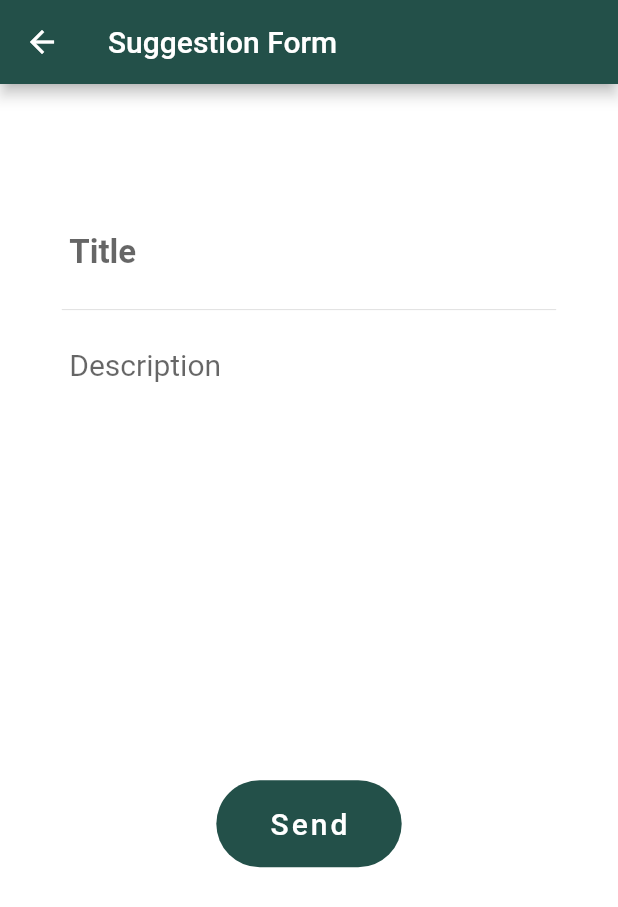
After one commit to ibrahimzainab/senior_project, a Flutter app: the MainPage screen opened by its route, after a tap on "Need a suggestion?", on a phone screen of 412 x 824 dp. The commit adds this screen. Shown: the top 907 px of the screen. Run offline on Flutter 3.47's test engine with Material 2 defaults, Android fonts, the phone set to English and light mode, and no system bars; our stand-ins replace flutter_local_notifications, flutter_spinkit, fluttertoast, shared_preferences, timezone, weather; accounts and stored records are empty; network calls fail.

Commit message:
minor changes

```diff
--- /dev/null
+++ b/lib/Screens/MainPage/components/suggestion.dart
@@ -0,0 +1,84 @@
+import 'package:flutter/material.dart';
+import 'package:senior_project/Screens/Welcome/components/roundedbutton.dart';
+
+import '../../../constants.dart';
+
+class SuggestionForm extends StatefulWidget {
+  @override
+  _SuggestionFormState createState() => _SuggestionFormState();
+}
+
+class _SuggestionFormState extends State<SuggestionForm> {
+  @override
+  Widget build(BuildContext context) {
+    Size size = MediaQuery.of(context).size;
+    return Scaffold(
+      appBar: AppBar(
+        title: Text('Suggestion Form'),
+      ),
+      body: Padding(
+        padding: EdgeInsets.fromLTRB(size.width*0.1, size.height*0.1, size.width*0.1, 0),
+        child: Column(
+          crossAxisAlignment: CrossAxisAlignment.start,
+          children: [
+            Flexible(
+              child: Container(
+                padding: EdgeInsets.all(5),
+                child: TextField(
+                  onSubmitted: (value) {},
+                  maxLines: 1,
+                  style: TextStyle(
+                    color: Colors.black,
+                    fontSize: 22,
+                    fontWeight: FontWeight.bold,
+                  ),
+                  cursorColor: Colors.blue,
+                  decoration: InputDecoration(
+                    hintText: 'Title',
+                    border: InputBorder.none,
+                  ),
+                ),
+              ),
+            ),
+            Divider(),
+            Flexible(
+              child: Container(
+                padding: EdgeInsets.all(5),
+                child: TextField(
+                  maxLines: 300,
+                  style: TextStyle(color: Colors.black, fontSize: 20),
+                  decoration: InputDecoration(
+                    hintText: 'Description',
+                    border: InputBorder.none,
+                  ),
+                  cursorColor: Colors.blue,
+                ),
+              ),
+            ),
+            Center(
+              child: Container(
+                margin: EdgeInsets.symmetric(vertical: 10),
+                padding: EdgeInsets.symmetric(horizontal: 20, vertical: 5),
+                width: size.width * 0.3,
+                decoration: BoxDecoration(
+                  color: kPrimaryColor,
+                  borderRadius: BorderRadius.circular(29),
+                ),
+                child: TextButton(
+                  child: Text('Send', style: TextStyle(color: Colors.white,fontSize: 20,letterSpacing: 2.0),),
+                  onPressed: (){
+                  ScaffoldMessenger.of(context)
+                      .showSnackBar(SnackBar(
+                    content: Text("Form sent!"),
+                  ));
+                  Navigator.of(context).pop();
+                },),
+
+              ),
+            ),
+          ],
+        ),
+      ),
+    );
+  }
+}
--- a/lib/Screens/MainPage/home.dart
+++ b/lib/Screens/MainPage/home.dart
@@ -4,6 +4,7 @@ import 'package:flutter_local_notifications/flutter_local_notifications.dart';
 import 'package:weather/weather.dart';
 import 'package:senior_project/constants.dart';
 import 'components/news.dart';
+import 'components/suggestion.dart';
 import 'components/weatherwidget.dart';
 import 'package:timezone/data/latest.dart' as tz;
 import 'package:timezone/timezone.dart' as tz;
@@ -87,7 +88,7 @@ Widget bodyContent(context) {
             Container(
                 width: size.width * 0.43,
                 height: size.height * 0.18,
-                child: suggestionWidget,
+                child: SuggestionWidget(),
                 decoration: BoxDecoration(
                   boxShadow: [kBoxShadow],
                   color: Colors.white,
@@ -226,7 +227,10 @@ Widget get agriculturalCalenderWidget {
   );
 }
 
-Widget get suggestionWidget {
+class SuggestionWidget extends StatelessWidget {
+
+  @override
+  Widget build(BuildContext context) {
     return TextButton(
       style: ButtonStyle(
           shape: MaterialStateProperty.all<RoundedRectangleBorder>(
@@ -234,7 +238,10 @@ Widget get suggestionWidget {
                 borderRadius: BorderRadius.circular(20.0),
                 side: BorderSide(color: kPrimaryColor, width: 1),
               ))),
-    onPressed: () {},
+      onPressed: () {
+        Navigator.push(context,
+            MaterialPageRoute(builder: (context) => SuggestionForm()));
+      },
       child: Padding(
         padding: const EdgeInsets.all(8.0),
         child: Column(
@@ -260,6 +267,8 @@ Widget get suggestionWidget {
       ),
     );
   }
+}
+
 /*
 FlutterLocalNotificationsPlugin localNotification;
 
--- a/lib/Screens/Register/components/body.dart
+++ b/lib/Screens/Register/components/body.dart
@@ -1,6 +1,7 @@
 import 'package:flutter/material.dart';
 import 'package:senior_project/Screens/Login/components/already_have_an_account_check.dart';
 import 'package:senior_project/Screens/Login/components/textfieldcontainer.dart';
+import 'package:senior_project/Screens/Login/login_screen.dart';
 import 'package:senior_project/Screens/MainPage/main_page.dart';
 import 'package:senior_project/Screens/Register/components/background.dart';
 import 'package:senior_project/Screens/Register/components/roundedinputfield.dart';
@@ -153,7 +154,12 @@ class _BodyState extends State<Body> {
               }),
           SizedBox(height: size.height * 0.02),
           AlreadyHaveAnAccountCheck(
-            press: () {},
+            press: () {
+              Navigator.push(
+                  context,
+                  MaterialPageRoute(
+                      builder: (context) => LoginScreen()));
+            },
             login: false,
           )
         ],
```
Lines whose indentation alone changed are shown as unchanged.
